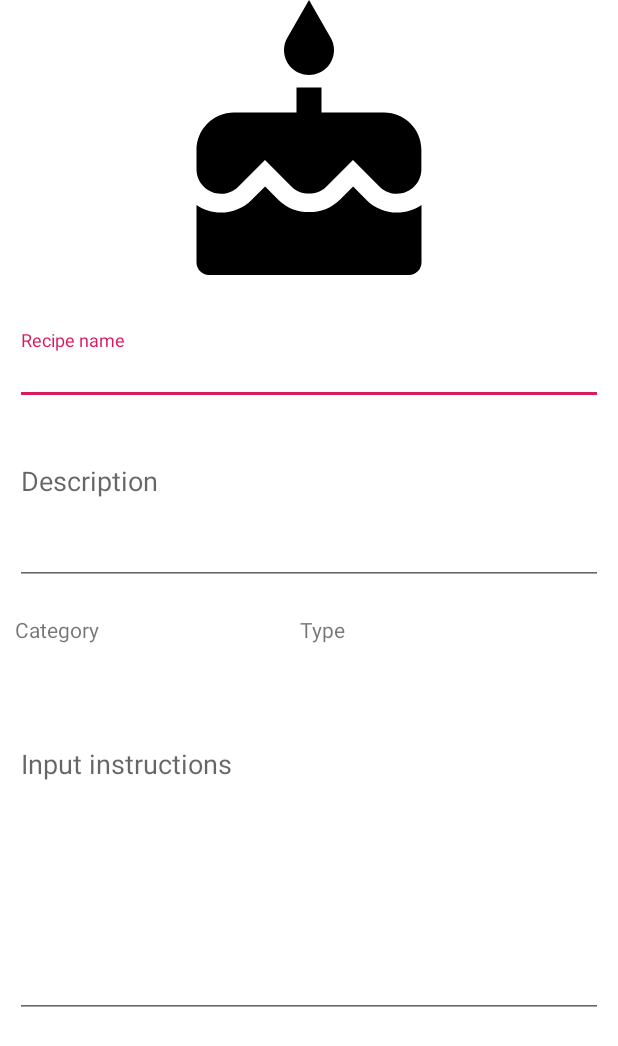
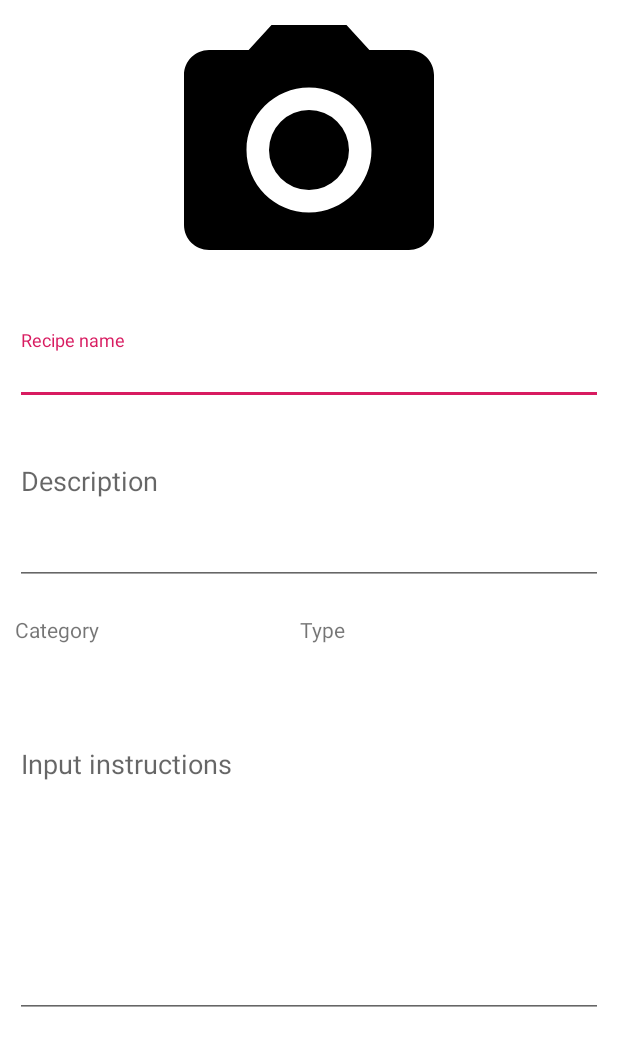
Before and after one commit to martinso95/FoodRecipeManagerAndroidApplication, an Android app: the layout activity_recipe_details.xml on its own in the app's theme, with its tools: preview values and no code run, on a phone screen of 412 x 824 dp. Shown: the top 1046 px of the screen. Run offline under Robolectric (Android 15) with nearby library versions, the phone set to English and light mode, and no system bars.

Commit message:
Implement photo saving and loading for recipe photos

```diff
--- a/FoodRecipeManager/app/src/main/AndroidManifest.xml
+++ b/FoodRecipeManager/app/src/main/AndroidManifest.xml
@@ -1,6 +1,8 @@
 <?xml version="1.0" encoding="utf-8"?>
 <manifest xmlns:android="http://schemas.android.com/apk/res/android"
     package="martin.so.foodrecipemanager">
+
+    <uses-permission android:name="android.permission.READ_EXTERNAL_STORAGE" />
 
     <application
         android:allowBackup="true"
--- a/FoodRecipeManager/app/src/main/java/martin/so/foodrecipemanager/model/Utils.java
+++ b/FoodRecipeManager/app/src/main/java/martin/so/foodrecipemanager/model/Utils.java
@@ -1,6 +1,8 @@
 package martin.so.foodrecipemanager.model;
 
 public class Utils {
+
+    public static final String PHOTO_STORAGE_DIRECTORY = "recipeStorageFolder";
 
     public static final String RECIPE_CATEGORY = "Category";
     public static final String RECIPE_CATEGORY_MEAT = "Meat";
--- /dev/null
+++ b/FoodRecipeManager/app/src/main/res/drawable/ic_camera_black_24dp.xml
@@ -0,0 +1,12 @@
+<vector xmlns:android="http://schemas.android.com/apk/res/android"
+        android:width="24dp"
+        android:height="24dp"
+        android:viewportWidth="24.0"
+        android:viewportHeight="24.0">
+    <path
+        android:fillColor="#FF000000"
+        android:pathData="M12,12m-3.2,0a3.2,3.2 0,1 1,6.4 0a3.2,3.2 0,1 1,-6.4 0"/>
+    <path
+        android:fillColor="#FF000000"
+        android:pathData="M9,2L7.17,4L4,4c-1.1,0 -2,0.9 -2,2v12c0,1.1 0.9,2 2,2h16c1.1,0 2,-0.9 2,-2L22,6c0,-1.1 -0.9,-2 -2,-2h-3.17L15,2L9,2zM12,17c-2.76,0 -5,-2.24 -5,-5s2.24,-5 5,-5 5,2.24 5,5 -2.24,5 -5,5z"/>
+</vector>
--- a/FoodRecipeManager/app/src/main/res/layout/activity_recipe_details.xml
+++ b/FoodRecipeManager/app/src/main/res/layout/activity_recipe_details.xml
@@ -11,20 +11,19 @@
         android:paddingRight="10dp"
         tools:context=".ui.recipes.RecipeDetailsActivity">
 
-        <ImageView
-            android:id="@+id/imageViewRecipePhotoRecipeDetails"
+        <ImageButton
+            android:id="@+id/imageButtonRecipePhotoRecipeDetails"
             android:layout_width="200dp"
             android:layout_height="200dp"
             android:layout_centerHorizontal="true"
             android:layout_marginBottom="20dp"
-            android:contentDescription="placeholder"
-            android:src="@drawable/ic_cake_black_24dp" />
+            android:background="@drawable/ic_camera_black_24dp"/>
 
         <com.google.android.material.textfield.TextInputLayout
             android:id="@+id/textInputLayoutRecipeNameRecipeDetails"
             android:layout_width="match_parent"
             android:layout_height="50dp"
-            android:layout_below="@+id/imageViewRecipePhotoRecipeDetails"
+            android:layout_below="@+id/imageButtonRecipePhotoRecipeDetails"
             android:layout_marginBottom="20dp"
             android:textSize="15sp">
 
```
Also changed, not shown: FoodRecipeManager/app/src/main/java/martin/so/foodrecipemanager/MainActivity.java (+28 -4 lines), FoodRecipeManager/app/src/main/java/martin/so/foodrecipemanager/model/ImageSaver.java (added, +119 -0 lines), FoodRecipeManager/app/src/main/java/martin/so/foodrecipemanager/model/RecipeManager.java (+12 -3 lines), FoodRecipeManager/app/src/main/java/martin/so/foodrecipemanager/model/RecipesAdapter.java (+14 -0 lines), FoodRecipeManager/app/src/main/java/martin/so/foodrecipemanager/ui/recipes/RecipeDetailsActivity.java (+69 -3 lines), FoodRecipeManager/app/src/main/res/layout/recipe_card.xml (+5 -3 lines), FoodRecipeManager/app/src/main/res/drawable/placeholder_recipe_photo.jpg (renamed from FoodRecipeManager/app/src/main/res/drawable/test_food.jpg).
